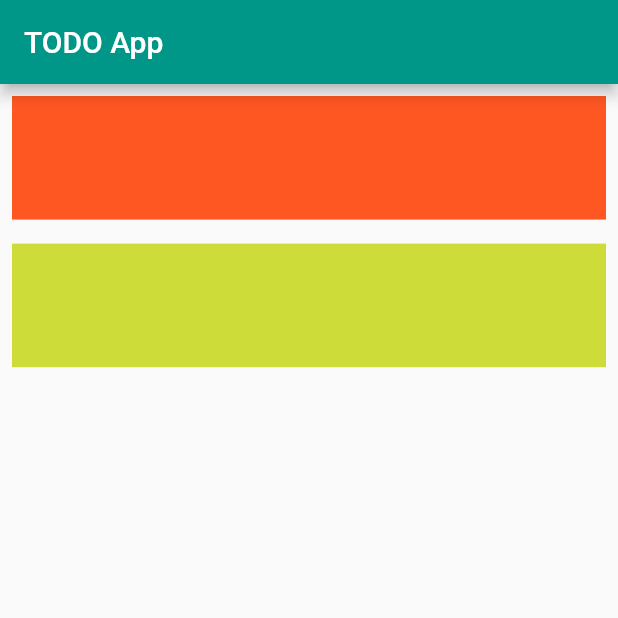
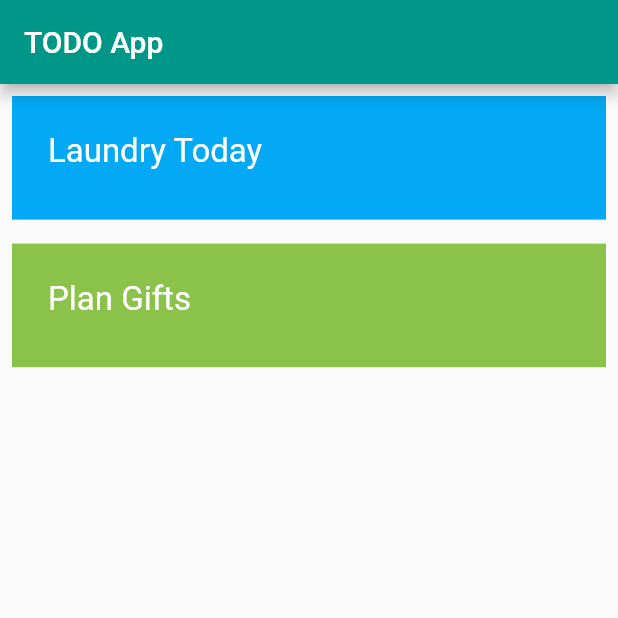
Before and after one commit to menonrudhin/todoapp, a Flutter app: the screen it shows after launch, on a phone screen of 412 x 824 dp, the top half of it. Run offline on Flutter 3.47's test engine with Material 2 defaults, Android fonts, the phone set to English and light mode, and no system bars.

Commit message:
making progress duh

```diff
--- a/lib/main.dart
+++ b/lib/main.dart
@@ -65,6 +65,7 @@ class _MyHomePageState extends State<MyHomePage> {
     Size screenSize = MediaQuery.of(context).size;
     var h = screenSize.height;
     var maxItems = 10;
+    double fontSizeVal = 22.0;
     //var h = screenSize.height;
     return Scaffold(
       appBar: AppBar(
@@ -82,17 +83,29 @@ class _MyHomePageState extends State<MyHomePage> {
                   padding: const EdgeInsets.all(val*3),
                   margin: const EdgeInsets.all(val),
                   decoration: const BoxDecoration(
-                    color: Colors.deepOrange,
+                    color: Colors.lightBlue,
                   ),
                   constraints: BoxConstraints.expand(height: h/maxItems),
+                  child: Text('Laundry Today',
+                    style: TextStyle(
+                      color: Colors.white,
+                      fontSize: fontSizeVal
+                    ),
+                  )
                 ),
                 Container(
                   padding: const EdgeInsets.all(val*3),
                   margin: const EdgeInsets.all(val),
                   decoration: const BoxDecoration(
-                    color: Colors.lime,
+                    color: Colors.lightGreen,
                   ),
                   constraints: BoxConstraints.expand(height: h/maxItems),
+                  child: Text('Plan Gifts',
+                    style: TextStyle(
+                      color: Colors.white,
+                      fontSize: fontSizeVal
+                    ),
+                  )
                 )
               ])),
       /*floatingActionButton: FloatingActionButton(
```
